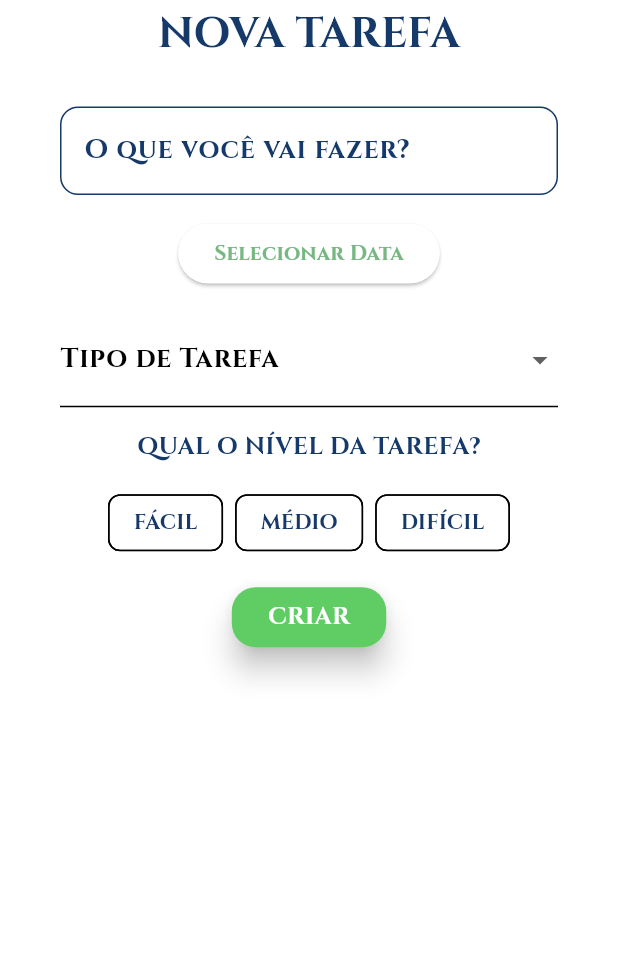
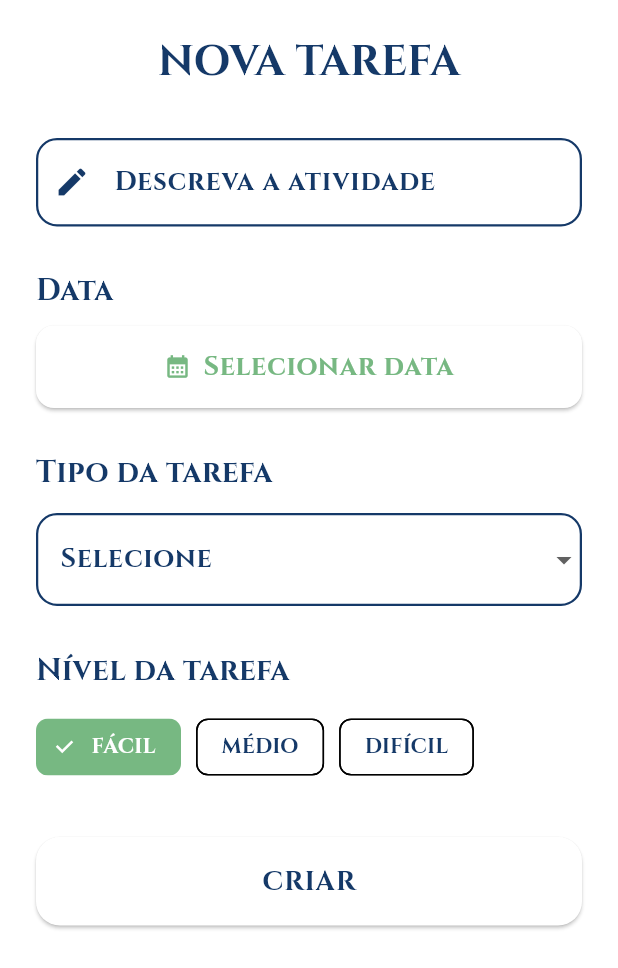
Before and after one commit to DevJulioEmanuel/minha-casa-e-um-rpg, a Flutter app: the BottomsheetNewtaskl widget shown alone on an empty page, opened directly with empty values, on a phone screen of 412 x 824 dp. Shown: the top 968 px of the screen. Run offline on Flutter 3.47's test engine with Material 3 defaults, Android fonts, the phone set to English and light mode, and no system bars; our stand-ins replace flutter_riverpod, go_router.

Commit message:
feature: task, refatorando os bottomsheets

```diff
--- a/mobile/minha_casa_rpg_app/lib/features/tarefas/widgets/card_tasks/bottomsheets_details.dart
+++ b/mobile/minha_casa_rpg_app/lib/features/tarefas/widgets/card_tasks/bottomsheets_details.dart
@@ -49,30 +49,30 @@ class BottomsheetsDetails extends StatelessWidget {
             ),
 
             BottomsheetsStats(
-              icon: Icon(Icons.calendar_month),
+              path: 'assets/icons/ampulheta.png',
               texto: DateFormat('dd/MM/yyyy').format(atividade.dataPrevista),
               scaleImage: scaleImage
             ),
 
             BottomsheetsStats(
-              icon: Icon(Icons.access_time),
+              path: 'assets/icons/ampulheta.png',
               texto: atividade.statusTarefa.name.toString(),
               scaleImage: scaleImage
             ),
             BottomsheetsStats(
-              icon: Icon(Icons.local_offer),
+              path: 'assets/icons/ampulheta.png',
               texto: atividade.tipoTarefa.name.toString(),
               scaleImage: scaleImage
             ),
 
             BottomsheetsStats(
-              icon: Icon(Icons.star_border_purple500),
+              path: 'assets/icons/ampulheta.png',
               texto: "${atividade.xp.toString()} xp",
               scaleImage: scaleImage
             ),
 
             BottomsheetsStats(
-              icon: Icon(Icons.monetization_on_outlined),
+              path: 'assets/icons/ampulheta.png',
               texto: "${atividade.coins.toString()} coins",
               scaleImage: scaleImage
             ),
--- a/mobile/minha_casa_rpg_app/lib/features/tarefas/widgets/card_tasks/bottomsheets_stats.dart
+++ b/mobile/minha_casa_rpg_app/lib/features/tarefas/widgets/card_tasks/bottomsheets_stats.dart
@@ -1,12 +1,12 @@
 import 'package:flutter/material.dart';
 
 class BottomsheetsStats extends StatelessWidget {
-  final Icon icon;
+  final String path;
   final String texto;
   final double scaleImage;
   const BottomsheetsStats({
     super.key,
-    required this.icon,
+    required this.path,
     required this.texto,
     required this.scaleImage
   });
@@ -15,7 +15,7 @@ class BottomsheetsStats extends StatelessWidget {
   Widget build(BuildContext context) {
     return Row(
       children: [
-        Icon(icon.icon, size: scaleImage*30, color: Theme.of(context).colorScheme.secondary),
+        Image.asset(path),
         SizedBox(width: scaleImage*15),
         Text(
           texto,
--- a/mobile/minha_casa_rpg_app/lib/features/tarefas/widgets/new_task/bottomsheet_newtask.dart
+++ b/mobile/minha_casa_rpg_app/lib/features/tarefas/widgets/new_task/bottomsheet_newtask.dart
@@ -2,6 +2,7 @@ import 'package:flutter/material.dart';
 import 'package:intl/intl.dart';
 import 'package:minha_casa_rpg_app/features/republica/data/tipo_tarefa.dart';
 import 'package:minha_casa_rpg_app/features/tarefas/widgets/card_tasks/buttom_bottomsheets.dart';
+import 'package:minha_casa_rpg_app/features/tarefas/widgets/new_task/build_nivelchip.dart';
 
 class BottomsheetNewtaskl extends StatefulWidget {
   final double heightScreen;
@@ -32,153 +33,228 @@ class _BottomsheetNewtaskl extends State<BottomsheetNewtaskl> {
   }
 
   TipoTarefa? tipoSelecionado;
-  String? nivelDificuldade;
+  String nivelDificuldade = "facil";
 
   @override
 Widget build(BuildContext context) {
+  final theme = Theme.of(context);
 
-    return Container(
-      padding: EdgeInsets.symmetric(horizontal: 40, vertical: 5),
+  return Padding(
+    padding: const EdgeInsets.fromLTRB(24, 24, 24, 32),
+    child: SingleChildScrollView(
       child: Column(
         mainAxisSize: MainAxisSize.min,
-        crossAxisAlignment: CrossAxisAlignment.center,
-        spacing: 15,
+        crossAxisAlignment: CrossAxisAlignment.start,
         children: [
-          Text(
+
+          /// TÍTULO
+          Center(
+            child: Text(
               "NOVA TAREFA",
-            style: Theme.of(context).textTheme.titleLarge
+              style: theme.textTheme.titleLarge,
+            ),
           ),
 
-          SizedBox(height: widget.heightScreen*0.01),
+          const SizedBox(height: 32),
 
-          // TITULO DA TAREFA
+          /// DESCRIÇÃO
           TextField(
             controller: tituloTaskController,
             decoration: InputDecoration(
-              labelText: "O que você vai fazer?",
+              labelText: "Descreva a atividade",
+              prefixIcon: const Icon(Icons.edit),
+              prefixIconColor: Theme.of(context).colorScheme.secondary,
+              border: OutlineInputBorder(
+                borderRadius: BorderRadius.circular(14),
+              ),
               labelStyle: TextStyle(
-                color: Theme.of(context).colorScheme.secondary
+                color: Theme.of(context).colorScheme.secondary,
+              ),
+
+              floatingLabelStyle: TextStyle(
+                color: Theme.of(context).colorScheme.secondary,
               ),
               enabledBorder: OutlineInputBorder(
-                borderRadius: BorderRadius.circular(12),
+                borderRadius: BorderRadius.circular(14),
                 borderSide: BorderSide(
-                  color: Theme.of(context).colorScheme.secondary
+                  color: Theme.of(context).colorScheme.secondary,
+                  width: 1.5,
                 ),
               ),
+
               focusedBorder: OutlineInputBorder(
-                borderRadius: BorderRadius.circular(12),
+                borderRadius: BorderRadius.circular(14),
                 borderSide: BorderSide(
-                  color: Theme.of(context).colorScheme.secondary
-                )
+                  color: Theme.of(context).colorScheme.secondary,
+                  width: 2,
                 ),
-            )
+              ),
+            ),
           ),
 
-          // ESCOLHA DA DATA
-          ElevatedButton(
-            onPressed: () => selecionarData(context),
-            style: ElevatedButton.styleFrom(
+          const SizedBox(height: 28),
 
-            ),
-            child: Text(
-              dataTask == null
-              ? "Selecionar Data"
-              : DateFormat('dd/MM/yyyy').format(dataTask!)
-            )
+          /// DATA
+          Text(
+            "Data",
+            style: theme.textTheme.titleMedium,
           ),
 
-          // ESCOLHA DO TIPO DA TAREFA
-          DropdownButtonFormField(
+          const SizedBox(height: 8),
+
+          SizedBox(
+            width: double.infinity,
+            child: ElevatedButton.icon(
+              onPressed: () => selecionarData(context),
+              icon: const Icon(Icons.calendar_month),
+              label: Text(
+                dataTask == null
+                  ? "Selecionar data"
+                  : DateFormat('dd/MM/yyyy').format(dataTask!),
+                  style: Theme.of(context).textTheme.bodyLarge?.copyWith(color: Theme.of(context).colorScheme.primary),
+              ),
+              style: ElevatedButton.styleFrom(
+                padding: const EdgeInsets.symmetric(vertical: 14),
+                shape: RoundedRectangleBorder(
+                  borderRadius: BorderRadius.circular(12),
+                ),
+              ),
+            ),
+          ),
+
+          const SizedBox(height: 28),
+
+          /// TIPO
+          Text(
+            "Tipo da tarefa",
+            style: theme.textTheme.titleMedium,
+          ),
+          const SizedBox(height: 12),
+          DropdownButtonFormField<TipoTarefa>(
+            value: tipoSelecionado,
             decoration: InputDecoration(
-              labelText: "Tipo de Tarefa"
+              labelText: "Selecione",
+
+              labelStyle: TextStyle(
+                color: Theme.of(context).colorScheme.secondary,
+              ),
+
+              floatingLabelStyle: TextStyle(
+                color: Theme.of(context).colorScheme.secondary,
+              ),
+
+              enabledBorder: OutlineInputBorder(
+                borderRadius: BorderRadius.circular(14),
+                borderSide: BorderSide(
+                  color: Theme.of(context).colorScheme.secondary,
+                  width: 1.5,
+                ),
+              ),
+
+              focusedBorder: OutlineInputBorder(
+                borderRadius: BorderRadius.circular(14),
+                borderSide: BorderSide(
+                  color: Theme.of(context).colorScheme.secondary,
+                  width: 2,
+                ),
+              ),
             ),
             items: const [
               DropdownMenuItem(
                 value: TipoTarefa.fixa,
-                child: Text("Fixa")
+                child: Text("Fixa"),
               ),
               DropdownMenuItem(
                 value: TipoTarefa.revezamento,
-                child: Text("Revezameto")
+                child: Text("Revezamento"),
               ),
               DropdownMenuItem(
                 value: TipoTarefa.pontual,
-                child: Text("Pontual")
+                child: Text("Pontual"),
               ),
               DropdownMenuItem(
                 value: TipoTarefa.desafio,
-                child: Text("Desafio")
+                child: Text("Desafio"),
               ),
               DropdownMenuItem(
                 value: TipoTarefa.coletiva,
-                child: Text("Coletivo")
-              )
+                child: Text("Coletivo"),
+              ),
             ],
             onChanged: (value) {
               setState(() {
                 tipoSelecionado = value;
               });
-            }
+            },
           ),
 
-          // ESCOLHA DO NIVEL DA TAREFA
-          Text("QUAL O NÍVEL DA TAREFA?"),
+          const SizedBox(height: 28),
+
+          /// NÍVEL
+          Text(
+            "Nível da tarefa",
+            style: theme.textTheme.titleMedium,
+          ),
+
+          const SizedBox(height: 12),
+
           Wrap(
-            spacing: 8,
+          spacing: 10,
           children: [
-              ChoiceChip(
-                label: const Text("FÁCIL"),
-                labelStyle: TextStyle(
-                  color : nivelDificuldade == "facil"
-                  ? Colors.white
-                  : Theme.of(context).colorScheme.secondary
-                ),
-                selected: nivelDificuldade == "facil",
-                selectedColor: Theme.of(context).colorScheme.primary,
-                checkmarkColor: Colors.white,
-                onSelected: (_) {
+            BuildNivelChip(
+              valor: "facil",
+              label: "FÁCIL",
+              nivelSelecionado: nivelDificuldade,
+              onSelecionado: (valor) {
                 setState(() {
-                    nivelDificuldade = "facil";
+                  nivelDificuldade = valor;
                 });
               },
             ),
-              ChoiceChip(
-                label: const Text("MÉDIO"),
-                selected: nivelDificuldade == "medio",
-                labelStyle: TextStyle(
-                  color : nivelDificuldade == "medio"
-                  ? Colors.white
-                  : Theme.of(context).colorScheme.secondary
-                ),
-                selectedColor: Theme.of(context).colorScheme.primary,
-                checkmarkColor: Colors.white,
-                onSelected: (_) {
+            BuildNivelChip(
+              valor: "medio",
+              label: "MÉDIO",
+              nivelSelecionado: nivelDificuldade,
+              onSelecionado: (valor) {
                 setState(() {
-                    nivelDificuldade = "medio";
+                  nivelDificuldade = valor;
                 });
               },
             ),
-              ChoiceChip(
-                label: const Text("DIFÍCIL"),
-                labelStyle: TextStyle(
-                  color : nivelDificuldade == "dificil"
-                  ? Colors.white
-                  : Theme.of(context).colorScheme.secondary
-                ),
-                selected: nivelDificuldade == "dificil",
-                selectedColor: Theme.of(context).colorScheme.primary,
-                checkmarkColor: Colors.white,
-                onSelected: (_) {
+            BuildNivelChip(
+              valor: "dificil",
+              label: "DIFÍCIL",
+              nivelSelecionado: nivelDificuldade,
+              onSelecionado: (valor) {
                 setState(() {
-                    nivelDificuldade = "dificil";
+                  nivelDificuldade = valor;
                 });
               },
-              )
+            ),
           ],
         ),
-          Center(child: ButtomBottomsheets(texto: "CRIAR", cor: Theme.of(context).colorScheme.onError))
-        ]
-      )
+
+          const SizedBox(height: 36),
+
+          /// BOTÃO CRIAR
+          SizedBox(
+            width: double.infinity,
+            child: ElevatedButton(
+              onPressed: () {
+                // ação criar
+              },
+              style: ElevatedButton.styleFrom(
+                padding: const EdgeInsets.symmetric(vertical: 16),
+                shape: RoundedRectangleBorder(
+                  borderRadius: BorderRadius.circular(16),
+                ),
+              ),
+              child: Text("CRIAR", style: Theme.of(context).textTheme.bodyLarge),
+            ),
+          ),
+        ],
+      ),
+    ),
   );
 }
 }
--- /dev/null
+++ b/mobile/minha_casa_rpg_app/lib/features/tarefas/widgets/new_task/build_nivelchip.dart
@@ -0,0 +1,35 @@
+import 'package:flutter/material.dart';
+
+class BuildNivelChip extends StatelessWidget {
+  final String valor;
+  final String label;
+  final String nivelSelecionado;
+  final Function(String) onSelecionado;
+
+  const BuildNivelChip({
+    super.key,
+    required this.valor,
+    required this.label,
+    required this.nivelSelecionado,
+    required this.onSelecionado,
+  });
+
+  @override
+  Widget build(BuildContext context) {
+    final theme = Theme.of(context);
+    final selecionado = nivelSelecionado == valor;
+
+    return ChoiceChip(
+      label: Text(label),
+      selected: selecionado,
+      selectedColor: theme.colorScheme.primary,
+      checkmarkColor: Colors.white,
+      labelStyle: TextStyle(
+        color: selecionado
+            ? Colors.white
+            : theme.colorScheme.secondary,
+      ),
+      onSelected: (_) => onSelecionado(valor),
+    );
+  }
+}
--- a/mobile/minha_casa_rpg_app/lib/features/tarefas/widgets/new_task/buttom_newtask.dart
+++ b/mobile/minha_casa_rpg_app/lib/features/tarefas/widgets/new_task/buttom_newtask.dart
@@ -16,9 +16,18 @@ class ButtomNewtask extends StatelessWidget {
       useSafeArea: true,
       showDragHandle: true,
       isScrollControlled: true,
-      backgroundColor: Color.fromARGB(255, 32, 74, 138),
+      backgroundColor: Color.fromARGB(255, 215, 225, 240),
       builder: (context) {
-        return BottomsheetNewtaskl(heightScreen: heightScreen);
+        return Padding(
+          padding: EdgeInsets.only(
+            bottom: MediaQuery.of(context).viewInsets.bottom,
+          ),
+          child: Wrap(
+            children: [
+              BottomsheetNewtaskl(heightScreen: heightScreen)
+            ]
+          )
+        );
       }
     );
   }
--- a/mobile/minha_casa_rpg_app/lib/navigation/routes.dart
+++ b/mobile/minha_casa_rpg_app/lib/navigation/routes.dart
@@ -10,7 +10,7 @@ import 'package:minha_casa_rpg_app/features/welcome/screens/welcome_screen.dart'
 import 'package:minha_casa_rpg_app/navigation/main_navigation.dart';
 
 final routes = GoRouter(
-  initialLocation: '/welcome',
+  initialLocation: '/tarefas',
   routes: [
     GoRoute(
         path: '/welcome',
```
Also changed, not shown: mobile/minha_casa_rpg_app/assets/icons/ampulheta.png (added). Lines whose indentation alone changed are shown as unchanged.
